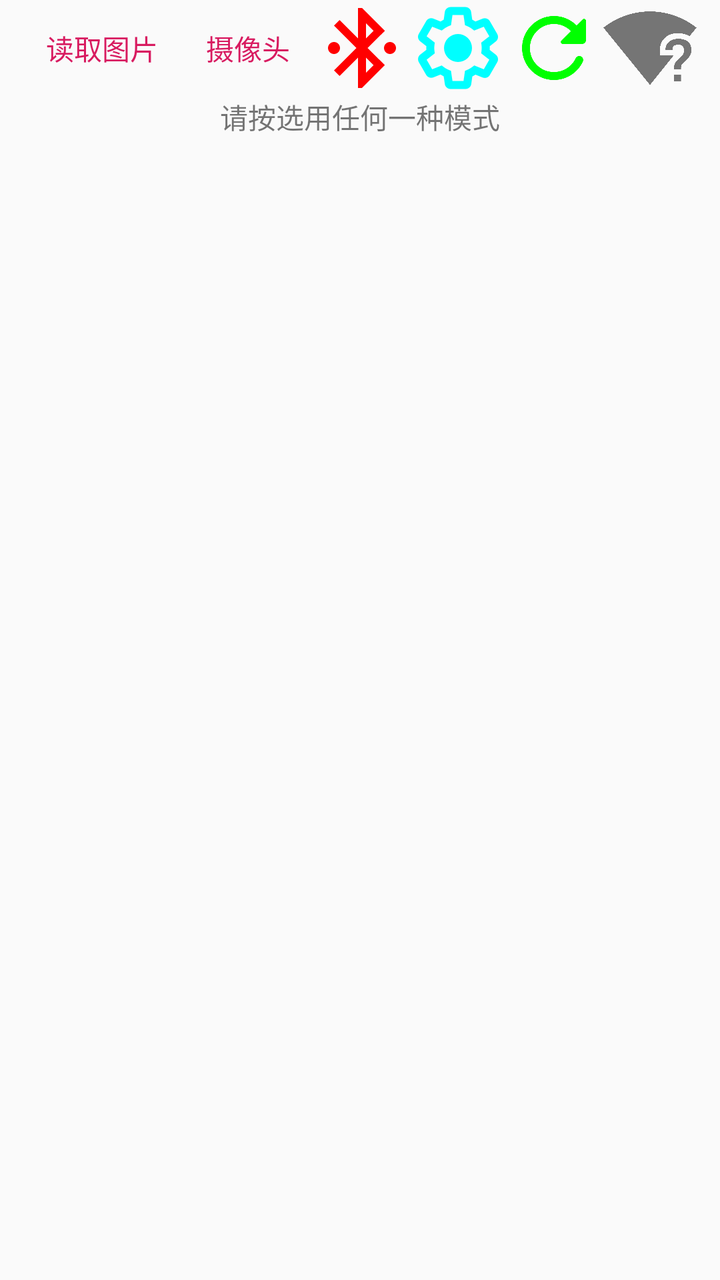
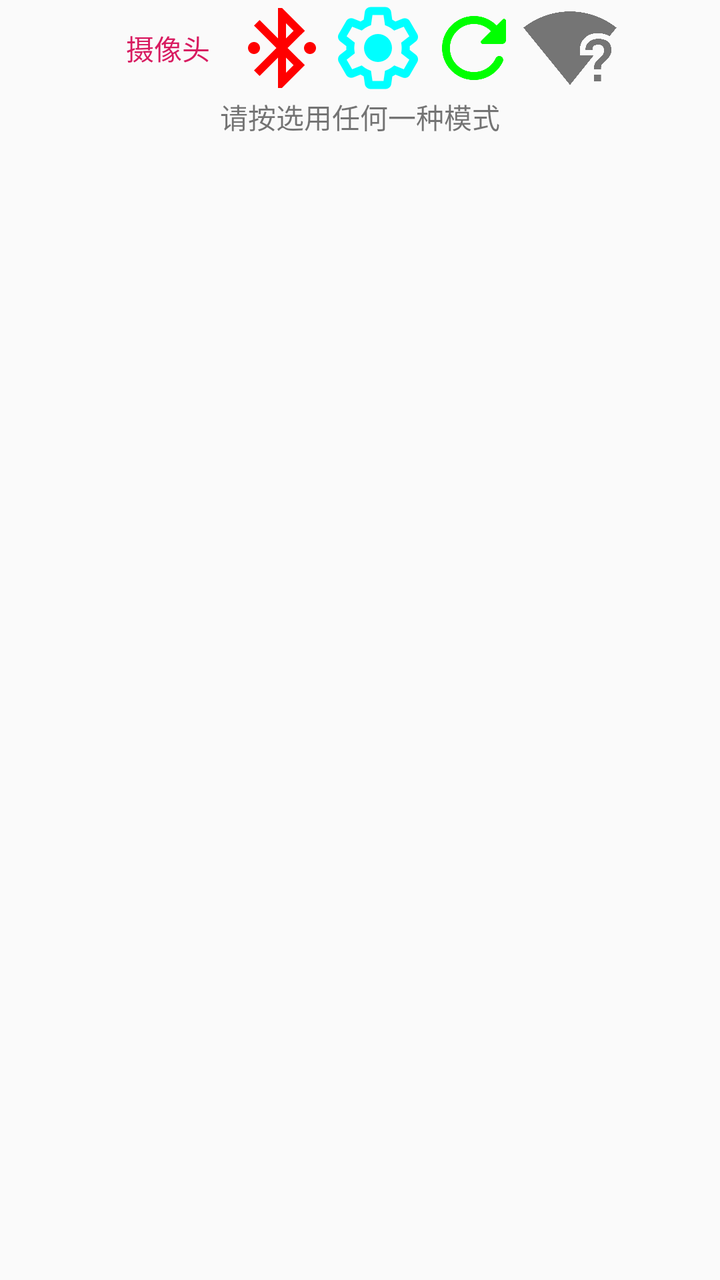

Before-and-after screenshots of an Android layout around one commit, followed by the original layout XML and the change that was made.
<!-- AndroidManifest.xml: application theme AppTheme -->
<!-- res/layout/activity_main.xml -->
<?xml version="1.0" encoding="utf-8"?>
<LinearLayout xmlns:android="http://schemas.android.com/apk/res/android"
    android:layout_width="match_parent"
    android:layout_height="match_parent"
    android:orientation="vertical">

    <LinearLayout
        android:id="@+id/buttons"
        style="?android:attr/buttonBarStyle"
        android:layout_width="match_parent"
        android:layout_height="wrap_content"
        android:gravity="center"
        android:orientation="horizontal">

        <Button
            android:id="@+id/button_load_picture"
            style="?android:attr/buttonBarButtonStyle"
            android:layout_width="wrap_content"
            android:layout_height="wrap_content"
            android:text="@string/load_picture" />

        <Button
            android:id="@+id/button_start_camera"
            style="?android:attr/buttonBarButtonStyle"
            android:layout_width="wrap_content"
            android:layout_height="wrap_content"
            android:text="@string/start_camera" />

        <ImageButton
            android:id="@+id/bluetooth_btn"
            style="@style/middle_btn"
            android:layout_marginStart="0dp"
            android:layout_marginTop="0dp"
            android:background="@android:color/transparent"
            android:contentDescription="@string/bluetooth_state_disconnected"
            android:scaleType="fitCenter"
            android:src="@drawable/ic_bluetooth_transient_animation_red" />


        <ImageButton
            android:id="@+id/set_btn"
            style="@style/middle_btn"
            android:layout_marginTop="0dp"
            android:layout_marginEnd="0dp"
            android:background="@android:color/transparent"
            android:contentDescription="@string/set"
            android:scaleType="fitCenter"
            android:src="@drawable/ic_settings_24dp" />

        <ImageButton
            android:id="@+id/test_btn"
            style="@style/middle_btn"
            android:layout_width="48dp"
            android:layout_height="48dp"
            android:layout_marginStart="0dp"
            android:layout_marginTop="0dp"
            android:background="@android:color/transparent"
            android:contentDescription="@string/refresh"
            android:scaleType="fitCenter"
            android:src="@drawable/ic_refresh" />

        <ImageButton
            android:id="@+id/network_btn"
            style="@style/middle_btn"
            android:layout_width="48dp"
            android:layout_height="48dp"
            android:layout_marginStart="0dp"
            android:layout_marginTop="0dp"
            android:background="@android:color/transparent"
            android:contentDescription="@string/network_not_connected"
            android:scaleType="fitCenter"
            android:src="@drawable/stat_notify_wifi_in_range" />
    </LinearLayout>

    <FrameLayout
        android:id="@+id/preview_display_layout"
        android:layout_width="match_parent"
        android:layout_height="match_parent">

        <TextView
            android:id="@+id/no_view"
            android:layout_width="match_parent"
            android:layout_height="wrap_content"
            android:gravity="center"
            android:text="@string/instruction" />
    </FrameLayout>
</LinearLayout>
<!-- resources referenced by this layout -->
<resources>
  <!-- drawable ic_bluetooth_transient_animation_red (drawable) -->
  <?xml version="1.0" encoding="utf-8"?>
  <animated-vector xmlns:android="http://schemas.android.com/apk/res/android"
      android:drawable="@drawable/ic_bluetooth_transient_animation_drawable_red">
      <target
          android:name="_R_G_L_0_G_D_1_P_0"
          android:animation="@anim/ic_bluetooth_transient_animation_0" />
      <target
          android:name="_R_G_L_0_G_D_2_P_0"
          android:animation="@anim/ic_bluetooth_transient_animation_1" />
      <target
          android:name="time_group"
          android:animation="@anim/ic_bluetooth_transient_animation_2" />
  </animated-vector>
  <!-- drawable ic_refresh (drawable) -->
  <?xml version="1.0" encoding="utf-8"?>
  <selector xmlns:android="http://schemas.android.com/apk/res/android">
  
      <item android:drawable="@drawable/ic_refresh_bg" android:state_pressed="true" />
      <item android:drawable="@drawable/ic_refresh_front" />
  </selector>
  <!-- drawable ic_settings_24dp (drawable) -->
  <?xml version="1.0" encoding="utf-8"?>
  <selector xmlns:android="http://schemas.android.com/apk/res/android">
  
      <item android:drawable="@drawable/ic_settings_24dp_bg" android:state_pressed="true" />
      <item android:drawable="@drawable/ic_settings_24dp_front" />
  </selector>
  <!-- drawable stat_notify_wifi_in_range (drawable) -->
  <?xml version="1.0" encoding="utf-8"?>
  <selector xmlns:android="http://schemas.android.com/apk/res/android">
  
      <item android:drawable="@drawable/stat_notify_wifi_in_range_bg" android:state_pressed="true" />
      <item android:drawable="@drawable/stat_notify_wifi_in_range_front" />
  </selector>
  <string name="bluetooth_state_disconnected">蓝牙已断开</string>
  <string name="instruction" translatable="false">请按选用任何一种模式</string>
  <string name="load_picture" translatable="false">读取图片</string>
  <string name="network_not_connected">网络未连接</string>
  <string name="refresh">复位</string>
  <string name="set">设置</string>
  <string name="start_camera" translatable="false">摄像头</string>
  <style name="middle_btn">
          <item name="android:layout_width">48dp</item>
          <item name="android:layout_height">48dp</item>
      </style>
  <style name="AppTheme" parent="Theme.AppCompat.Light.DarkActionBar">
          
          <item name="colorPrimary">@color/colorPrimary</item>
          <item name="colorPrimaryDark">@color/colorPrimaryDark</item>
          <item name="colorAccent">@color/colorAccent</item>
      </style>
  <!-- drawable ic_refresh_bg (drawable) -->
  <vector xmlns:android="http://schemas.android.com/apk/res/android"
      android:width="24.0dp"
      android:height="24.0dp"
      android:viewportWidth="24.0"
      android:viewportHeight="24.0">
      <path
          android:fillColor="#FF00AA00"
          android:pathData="M17.65,6.35c-1.63,-1.63 -3.94,-2.57 -6.48,-2.31c-3.67,0.37 -6.69,3.35 -7.1,7.02C3.52,15.91 7.27,20 12,20c3.19,0 5.93,-1.87 7.21,-4.57c0.31,-0.66 -0.16,-1.43 -0.89,-1.43h-0.01c-0.37,0 -0.72,0.2 -0.88,0.53c-1.13,2.43 -3.84,3.97 -6.81,3.32c-2.22,-0.49 -4.01,-2.3 -4.49,-4.52C5.31,9.44 8.26,6 12,6c1.66,0 3.14,0.69 4.22,1.78l-2.37,2.37C13.54,10.46 13.76,11 14.21,11H19c0.55,0 1,-0.45 1,-1V5.21c0,-0.45 -0.54,-0.67 -0.85,-0.35L17.65,6.35z" />
  </vector>
  <color name="colorPrimary">#008577</color>
  <color name="colorPrimaryDark">#00574B</color>
  <color name="colorAccent">#D81B60</color>
  <!-- unchanged entries left out for length: 6 -->
</resources>

<!-- the commit's change to res/layout/activity_main.xml (unified diff, before → after) -->
@@ -11,13 +11,6 @@
         android:layout_height="wrap_content"
         android:gravity="center"
         android:orientation="horizontal">
-
-        <Button
-            android:id="@+id/button_load_picture"
-            style="?android:attr/buttonBarButtonStyle"
-            android:layout_width="wrap_content"
-            android:layout_height="wrap_content"
-            android:text="@string/load_picture" />
 
         <Button
             android:id="@+id/button_start_camera"
<!-- resource entries referenced after the edit -->
@@ -37,7 +37,6 @@
   </selector>
   <string name="bluetooth_state_disconnected">蓝牙已断开</string>
   <string name="instruction" translatable="false">请按选用任何一种模式</string>
-  <string name="load_picture" translatable="false">读取图片</string>
   <string name="network_not_connected">网络未连接</string>
   <string name="refresh">复位</string>
   <string name="set">设置</string>
